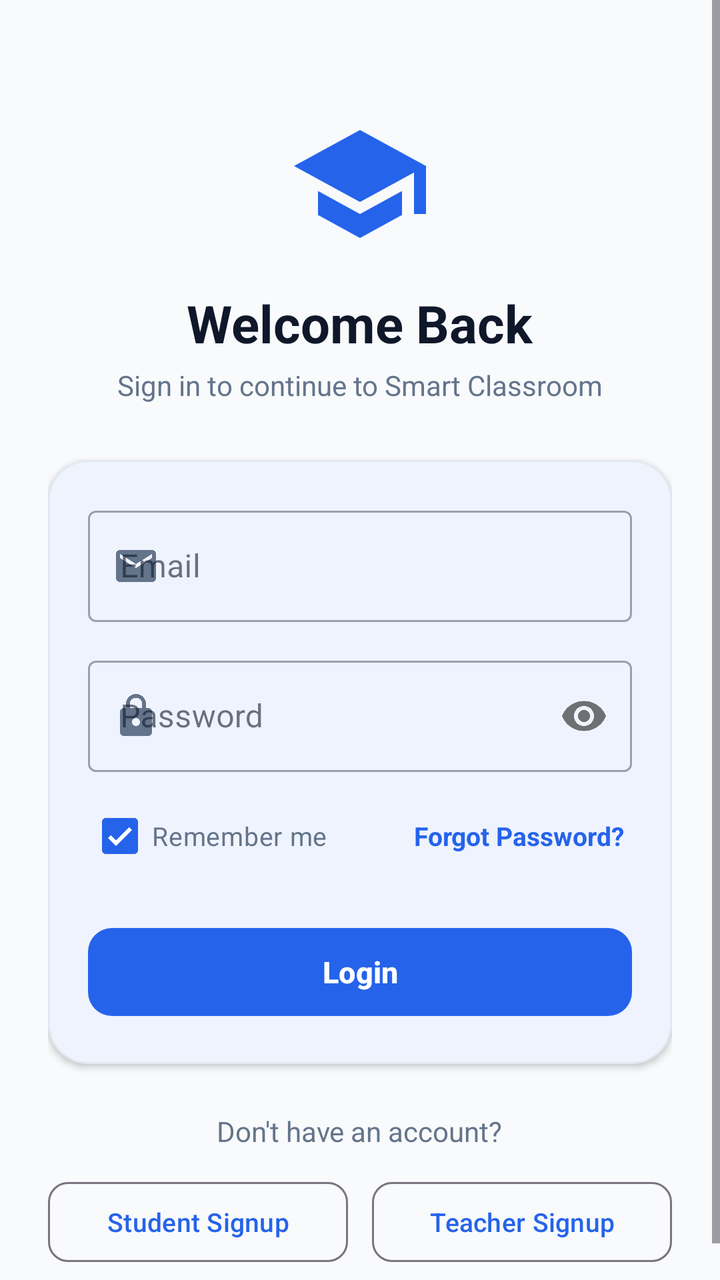
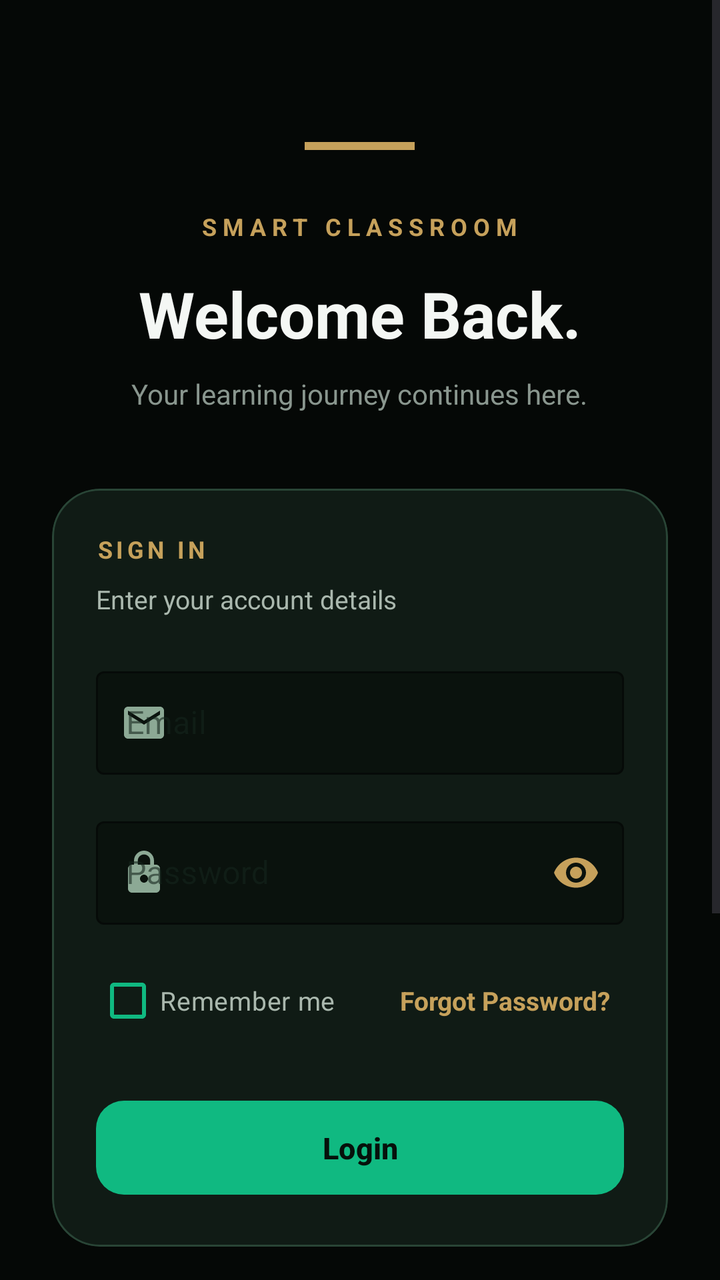

Two renders of the same Android screen: before a commit and after it. Below are the layout's source before the change and the commit's diff.
<!-- AndroidManifest.xml: application theme Theme.SmartClassroom -->
<!-- res/layout/activity_login.xml -->
<?xml version="1.0" encoding="utf-8"?>
<ScrollView
    xmlns:android="http://schemas.android.com/apk/res/android"
    xmlns:app="http://schemas.android.com/apk/res-auto"
    android:layout_width="match_parent"
    android:layout_height="match_parent"
    android:fillViewport="true"
    android:background="@color/background">

    <LinearLayout
        android:layout_width="match_parent"
        android:layout_height="wrap_content"
        android:orientation="vertical"
        android:padding="24dp"
        android:gravity="center_horizontal">

        <ImageView
            android:layout_width="72dp"
            android:layout_height="72dp"
            android:layout_marginTop="32dp"
            android:src="@drawable/ic_school"
            app:tint="@color/primary" />

        <TextView
            android:layout_width="wrap_content"
            android:layout_height="wrap_content"
            android:layout_marginTop="16dp"
            android:text="Welcome Back"
            android:textSize="26sp"
            android:textStyle="bold"
            android:textColor="@color/text_primary" />

        <TextView
            android:layout_width="wrap_content"
            android:layout_height="wrap_content"
            android:layout_marginTop="4dp"
            android:text="Sign in to continue to Smart Classroom"
            android:textSize="14sp"
            android:textColor="@color/text_secondary" />

        <com.google.android.material.card.MaterialCardView
            android:layout_width="match_parent"
            android:layout_height="wrap_content"
            android:layout_marginTop="28dp"
            app:cardCornerRadius="20dp"
            app:cardElevation="2dp"
            app:strokeColor="@color/divider"
            app:strokeWidth="1dp"
            app:cardBackgroundColor="@color/card_bg">

            <LinearLayout
                android:layout_width="match_parent"
                android:layout_height="wrap_content"
                android:orientation="vertical"
                android:padding="20dp">

                <com.google.android.material.textfield.TextInputLayout
                    android:id="@+id/tilEmail"
                    style="@style/Widget.MaterialComponents.TextInputLayout.OutlinedBox"
                    android:layout_width="match_parent"
                    android:layout_height="wrap_content"
                    android:hint="@string/email"
                    app:startIconDrawable="@drawable/ic_email"
                    app:startIconTint="@color/text_secondary">

                    <com.google.android.material.textfield.TextInputEditText
                        android:id="@+id/etEmail"
                        android:layout_width="match_parent"
                        android:layout_height="wrap_content"
                        android:inputType="textEmailAddress" />
                </com.google.android.material.textfield.TextInputLayout>

                <com.google.android.material.textfield.TextInputLayout
                    android:id="@+id/tilPassword"
                    style="@style/Widget.MaterialComponents.TextInputLayout.OutlinedBox"
                    android:layout_width="match_parent"
                    android:layout_height="wrap_content"
                    android:layout_marginTop="14dp"
                    android:hint="@string/password"
                    app:startIconDrawable="@drawable/ic_lock"
                    app:startIconTint="@color/text_secondary"
                    app:passwordToggleEnabled="true">

                    <com.google.android.material.textfield.TextInputEditText
                        android:id="@+id/etPassword"
                        android:layout_width="match_parent"
                        android:layout_height="wrap_content"
                        android:inputType="textPassword" />
                </com.google.android.material.textfield.TextInputLayout>

                <LinearLayout
                    android:layout_width="match_parent"
                    android:layout_height="wrap_content"
                    android:orientation="horizontal"
                    android:gravity="center_vertical"
                    android:layout_marginTop="8dp">

                    <CheckBox
                        android:id="@+id/cbRememberMe"
                        android:layout_width="0dp"
                        android:layout_height="wrap_content"
                        android:layout_weight="1"
                        android:text="@string/remember_me"
                        android:checked="true"
                        android:textColor="@color/text_secondary"
                        android:textSize="13sp" />

                    <TextView
                        android:id="@+id/tvForgotPassword"
                        android:layout_width="wrap_content"
                        android:layout_height="wrap_content"
                        android:text="@string/forgot_password"
                        android:textColor="@color/primary"
                        android:textStyle="bold"
                        android:textSize="13sp"
                        android:padding="4dp" />
                </LinearLayout>

                <com.google.android.material.button.MaterialButton
                    android:id="@+id/btnLogin"
                    android:layout_width="match_parent"
                    android:layout_height="52dp"
                    android:layout_marginTop="18dp"
                    android:text="@string/login"
                    android:textSize="15sp"
                    android:textStyle="bold"
                    app:cornerRadius="12dp" />

                <ProgressBar
                    android:id="@+id/progressBar"
                    android:layout_width="32dp"
                    android:layout_height="32dp"
                    android:layout_gravity="center"
                    android:layout_marginTop="12dp"
                    android:visibility="gone" />

            </LinearLayout>
        </com.google.android.material.card.MaterialCardView>

        <TextView
            android:layout_width="wrap_content"
            android:layout_height="wrap_content"
            android:layout_marginTop="24dp"
            android:text="Don't have an account?"
            android:textColor="@color/text_secondary"
            android:textSize="14sp" />

        <LinearLayout
            android:layout_width="match_parent"
            android:layout_height="wrap_content"
            android:orientation="horizontal"
            android:layout_marginTop="12dp">

            <com.google.android.material.button.MaterialButton
                android:id="@+id/btnGoStudentSignup"
                style="?attr/materialButtonOutlinedStyle"
                android:layout_width="0dp"
                android:layout_height="48dp"
                android:layout_weight="1"
                android:layout_marginEnd="6dp"
                android:text="Student Signup"
                android:textSize="13sp"
                app:cornerRadius="10dp" />

            <com.google.android.material.button.MaterialButton
                android:id="@+id/btnGoTeacherSignup"
                style="?attr/materialButtonOutlinedStyle"
                android:layout_width="0dp"
                android:layout_height="48dp"
                android:layout_weight="1"
                android:layout_marginStart="6dp"
                android:text="Teacher Signup"
                android:textSize="13sp"
                app:cornerRadius="10dp" />
        </LinearLayout>

    </LinearLayout>

</ScrollView>
<!-- resources referenced by this layout -->
<resources>
  <color name="background">#F8FAFC</color>
  <color name="card_bg">#FFFFFF</color>
  <color name="divider">#E2E8F0</color>
  <color name="primary">#2563EB</color>
  <color name="text_primary">#0F172A</color>
  <color name="text_secondary">#64748B</color>
  <!-- drawable ic_email (drawable) -->
  <vector xmlns:android="http://schemas.android.com/apk/res/android"
      android:width="24dp"
      android:height="24dp"
      android:viewportWidth="24"
      android:viewportHeight="24">
    <path
        android:fillColor="@color/text_secondary"
        android:pathData="M20,4H4c-1.1,0 -1.99,0.9 -1.99,2L2,18c0,1.1 0.9,2 2,2h16c1.1,0 2,-0.9 2,-2V6c0,-1.1 -0.9,-2 -2,-2zm0,4l-8,5 -8,-5V6l8,5 8,-5v2z"/>
  </vector>
  <!-- drawable ic_lock (drawable) -->
  <vector xmlns:android="http://schemas.android.com/apk/res/android"
      android:width="24dp"
      android:height="24dp"
      android:viewportWidth="24"
      android:viewportHeight="24">
    <path
        android:fillColor="@color/text_secondary"
        android:pathData="M18,8h-1V6c0,-2.76 -2.24,-5 -5,-5S7,3.24 7,6v2H6c-1.1,0 -2,0.9 -2,2v10c0,1.1 0.9,2 2,2h12c1.1,0 2,-0.9 2,-2V10c0,-1.1 -0.9,-2 -2,-2zm-6,9c-1.1,0 -2,-0.9 -2,-2s0.9,-2 2,-2 2,0.9 2,2 -0.9,2 -2,2zm3.1,-9H8.9V6c0,-1.71 1.39,-3.1 3.1,-3.1 1.71,0 3.1,1.39 3.1,3.1v2z"/>
  </vector>
  <!-- drawable ic_school (drawable) -->
  <vector xmlns:android="http://schemas.android.com/apk/res/android"
      android:width="24dp"
      android:height="24dp"
      android:viewportWidth="24"
      android:viewportHeight="24">
    <path
        android:fillColor="@color/primary"
        android:pathData="M5,13.18v4L12,21l7,-3.82v-4L12,17l-7,-3.82zM12,3L1,9l11,6 9,-4.91V17h2V9L12,3z"/>
  </vector>
  <string name="email">Email</string>
  <string name="forgot_password">Forgot Password?</string>
  <string name="login">Login</string>
  <string name="password">Password</string>
  <string name="remember_me">Remember me</string>
  <style name="Theme.SmartClassroom" parent="Theme.Material3.DayNight.NoActionBar">
          
          <item name="colorPrimary">@color/primary</item>
          <item name="colorPrimaryVariant">@color/primary_dark</item>
          <item name="colorOnPrimary">@color/white</item>
          
          <item name="colorSecondary">@color/secondary</item>
          <item name="colorSecondaryVariant">@color/secondary_light</item>
          <item name="colorOnSecondary">@color/white</item>
          
          <item name="android:statusBarColor">@color/background</item>
          <item name="android:windowLightStatusBar">true</item>
          <item name="android:windowBackground">@color/background</item>
          <item name="colorSurface">@color/surface</item>
          <item name="colorOnSurface">@color/text_primary</item>
      </style>
  <color name="primary_dark">#1D4ED8</color>
  <color name="white">#FFFFFFFF</color>
  <color name="secondary">#0F172A</color>
  <color name="secondary_light">#334155</color>
  <color name="surface">#FFFFFF</color>
</resources>

<!-- the commit's change to res/layout/activity_login.xml (unified diff, before → after) -->
@@ -1,58 +1,84 @@
 <?xml version="1.0" encoding="utf-8"?>
-<ScrollView
-    xmlns:android="http://schemas.android.com/apk/res/android"
+<ScrollView xmlns:android="http://schemas.android.com/apk/res/android"
     xmlns:app="http://schemas.android.com/apk/res-auto"
     android:layout_width="match_parent"
     android:layout_height="match_parent"
     android:fillViewport="true"
-    android:background="@color/background">
+    android:background="#050806">
 
     <LinearLayout
         android:layout_width="match_parent"
         android:layout_height="wrap_content"
         android:orientation="vertical"
-        android:padding="24dp"
-        android:gravity="center_horizontal">
-
-        <ImageView
-            android:layout_width="72dp"
-            android:layout_height="72dp"
-            android:layout_marginTop="32dp"
-            android:src="@drawable/ic_school"
-            app:tint="@color/primary" />
-
-        <TextView
-            android:layout_width="wrap_content"
-            android:layout_height="wrap_content"
-            android:layout_marginTop="16dp"
-            android:text="Welcome Back"
-            android:textSize="26sp"
-            android:textStyle="bold"
-            android:textColor="@color/text_primary" />
-
-        <TextView
-            android:layout_width="wrap_content"
-            android:layout_height="wrap_content"
-            android:layout_marginTop="4dp"
-            android:text="Sign in to continue to Smart Classroom"
-            android:textSize="14sp"
-            android:textColor="@color/text_secondary" />
+        android:gravity="center_horizontal"
+        android:padding="26dp">
+
+        <View
+            android:layout_width="55dp"
+            android:layout_height="4dp"
+            android:layout_marginTop="45dp"
+            android:background="#C6A15B" />
+
+        <TextView
+            android:layout_width="wrap_content"
+            android:layout_height="wrap_content"
+            android:layout_marginTop="30dp"
+            android:text="SMART CLASSROOM"
+            android:textColor="#C6A15B"
+            android:textSize="12sp"
+            android:letterSpacing="0.25"
+            android:textStyle="bold" />
+
+        <TextView
+            android:layout_width="wrap_content"
+            android:layout_height="wrap_content"
+            android:layout_marginTop="14dp"
+            android:text="Welcome Back."
+            android:textColor="#F4F7F4"
+            android:textSize="32sp"
+            android:textStyle="bold" />
+
+        <TextView
+            android:layout_width="wrap_content"
+            android:layout_height="wrap_content"
+            android:layout_marginTop="9dp"
+            android:text="Your learning journey continues here."
+            android:textColor="#89968E"
+            android:textSize="14sp" />
 
         <com.google.android.material.card.MaterialCardView
             android:layout_width="match_parent"
             android:layout_height="wrap_content"
-            android:layout_marginTop="28dp"
-            app:cardCornerRadius="20dp"
-            app:cardElevation="2dp"
-            app:strokeColor="@color/divider"
-            app:strokeWidth="1dp"
-            app:cardBackgroundColor="@color/card_bg">
+            android:layout_marginTop="38dp"
+            app:cardBackgroundColor="#101B15"
+            app:cardCornerRadius="24dp"
+            app:cardElevation="0dp"
+            app:strokeColor="#294536"
+            app:strokeWidth="1dp">
 
             <LinearLayout
                 android:layout_width="match_parent"
                 android:layout_height="wrap_content"
                 android:orientation="vertical"
-                android:padding="20dp">
+                android:padding="22dp">
+
+                <TextView
+                    android:layout_width="wrap_content"
+                    android:layout_height="wrap_content"
+                    android:text="SIGN IN"
+                    android:textColor="#C6A15B"
+                    android:textSize="12sp"
+                    android:textStyle="bold"
+                    android:letterSpacing="0.15" />
+
+                <TextView
+                    android:layout_width="wrap_content"
+                    android:layout_height="wrap_content"
+                    android:layout_marginTop="8dp"
+                    android:layout_marginBottom="22dp"
+                    android:text="Enter your account details"
+                    android:textColor="#AAB8AE"
+                    android:textSize="13sp" />
 
                 <com.google.android.material.textfield.TextInputLayout
                     android:id="@+id/tilEmail"
@@ -60,14 +86,21 @@
                     android:layout_width="match_parent"
                     android:layout_height="wrap_content"
                     android:hint="@string/email"
+                    app:boxBackgroundColor="#0A120D"
+                    app:boxStrokeColor="#47765A"
+                    app:hintTextColor="#C6A15B"
                     app:startIconDrawable="@drawable/ic_email"
-                    app:startIconTint="@color/text_secondary">
+                    app:startIconTint="#8CA995">
 
                     <com.google.android.material.textfield.TextInputEditText
                         android:id="@+id/etEmail"
                         android:layout_width="match_parent"
                         android:layout_height="wrap_content"
-                        android:inputType="textEmailAddress" />
+                        android:inputType="textEmailAddress"
+                        android:textColor="#F4F7F4"
+                        android:textColorHint="#718078"
+                        android:padding="15dp" />
+
                 </com.google.android.material.textfield.TextInputLayout>
 
                 <com.google.android.material.textfield.TextInputLayout
@@ -75,104 +108,126 @@
                     style="@style/Widget.MaterialComponents.TextInputLayout.OutlinedBox"
                     android:layout_width="match_parent"
                     android:layout_height="wrap_content"
-                    android:layout_marginTop="14dp"
+                    android:layout_marginTop="18dp"
                     android:hint="@string/password"
+                    app:boxBackgroundColor="#0A120D"
+                    app:boxStrokeColor="#47765A"
+                    app:hintTextColor="#C6A15B"
                     app:startIconDrawable="@drawable/ic_lock"
-                    app:startIconTint="@color/text_secondary"
-                    app:passwordToggleEnabled="true">
+                    app:startIconTint="#8CA995"
+                    app:passwordToggleEnabled="true"
+                    app:passwordToggleTint="#C6A15B">
 
                     <com.google.android.material.textfield.TextInputEditText
                         android:id="@+id/etPassword"
                         android:layout_width="match_parent"
                         android:layout_height="wrap_content"
-                        android:inputType="textPassword" />
+                        android:inputType="textPassword"
+                        android:textColor="#F4F7F4"
+                        android:textColorHint="#718078"
+                        android:padding="15dp" />
+
                 </com.google.android.material.textfield.TextInputLayout>
 
                 <LinearLayout
                     android:layout_width="match_parent"
                     android:layout_height="wrap_content"
-                    android:orientation="horizontal"
+                    android:layout_marginTop="14dp"
                     android:gravity="center_vertical"
-                    android:layout_marginTop="8dp">
+                    android:orientation="horizontal">
 
                     <CheckBox
                         android:id="@+id/cbRememberMe"
                         android:layout_width="0dp"
                         android:layout_height="wrap_content"
                         android:layout_weight="1"
+                        android:buttonTint="#10B981"
+                        android:checked="true"
                         android:text="@string/remember_me"
-                        android:checked="true"
-                        android:textColor="@color/text_secondary"
+                        android:textColor="#AAB8AE"
                         android:textSize="13sp" />
 
                     <TextView
                         android:id="@+id/tvForgotPassword"
                         android:layout_width="wrap_content"
                         android:layout_height="wrap_content"
+                        android:padding="7dp"
                         android:text="@string/forgot_password"
-                        android:textColor="@color/primary"
-                        android:textStyle="bold"
+                        android:textColor="#C6A15B"
                         android:textSize="13sp"
-                        android:padding="4dp" />
+                        android:textStyle="bold" />
+
                 </LinearLayout>
 
                 <com.google.android.material.button.MaterialButton
                     android:id="@+id/btnLogin"
                     android:layout_width="match_parent"
-                    android:layout_height="52dp"
-                    android:layout_marginTop="18dp"
+                    android:layout_height="55dp"
+                    android:layout_marginTop="22dp"
                     android:text="@string/login"
+                    android:textColor="#06110B"
                     android:textSize="15sp"
                     android:textStyle="bold"
-                    app:cornerRadius="12dp" />
+                    app:backgroundTint="#10B981"
+                    app:cornerRadius="14dp"
+                    app:elevation="0dp" />
 
                 <ProgressBar
                     android:id="@+id/progressBar"
-                    android:layout_width="32dp"
-                    android:layout_height="32dp"
+                    android:layout_width="30dp"
+                    android:layout_height="30dp"
                     android:layout_gravity="center"
-                    android:layout_marginTop="12dp"
+                    android:layout_marginTop="14dp"
+                    android:indeterminateTint="#C6A15B"
                     android:visibility="gone" />
 
             </LinearLayout>
+
         </com.google.android.material.card.MaterialCardView>
 
         <TextView
             android:layout_width="wrap_content"
             android:layout_height="wrap_content"
-            android:layout_marginTop="24dp"
-            android:text="Don't have an account?"
-            android:textColor="@color/text_secondary"
-            android:textSize="14sp" />
-
-        <LinearLayout
+            android:layout_marginTop="32dp"
+            android:text="NEW TO SMART CLASSROOM?"
+            android:textColor="#89968E"
+            android:textSize="11sp"
+            android:textStyle="bold"
+            android:letterSpacing="0.12" />
+
+        <com.google.android.material.button.MaterialButton
+            android:id="@+id/btnGoStudentSignup"
+            style="?attr/materialButtonOutlinedStyle"
             android:layout_width="match_parent"
-            android:layout_height="wrap_content"
-            android:orientation="horizontal"
-            android:layout_marginTop="12dp">
-
-            <com.google.android.material.button.MaterialButton
-                android:id="@+id/btnGoStudentSignup"
-                style="?attr/materialButtonOutlinedStyle"
-                android:layout_width="0dp"
-                android:layout_height="48dp"
-                android:layout_weight="1"
-                android:layout_marginEnd="6dp"
-                android:text="Student Signup"
-                android:textSize="13sp"
-                app:cornerRadius="10dp" />
-
-            <com.google.android.material.button.MaterialButton
-                android:id="@+id/btnGoTeacherSignup"
-                style="?attr/materialButtonOutlinedStyle"
-                android:layout_width="0dp"
-                android:layout_height="48dp"
-                android:layout_weight="1"
-                android:layout_marginStart="6dp"
-                android:text="Teacher Signup"
-                android:textSize="13sp"
-                app:cornerRadius="10dp" />
-        </LinearLayout>
+            android:layout_height="50dp"
+            android:layout_marginTop="18dp"
+            android:text="Student Signup"
+            android:textColor="#10B981"
+            app:strokeColor="#47765A"
+            app:strokeWidth="1dp"
+            app:cornerRadius="12dp" />
+
+        <com.google.android.material.button.MaterialButton
+            android:id="@+id/btnGoTeacherSignup"
+            style="?attr/materialButtonOutlinedStyle"
+            android:layout_width="match_parent"
+            android:layout_height="50dp"
+            android:layout_marginTop="12dp"
+            android:text="Teacher Signup"
+            android:textColor="#C6A15B"
+            app:strokeColor="#806B42"
+            app:strokeWidth="1dp"
+            app:cornerRadius="12dp" />
+
+        <TextView
+            android:layout_width="wrap_content"
+            android:layout_height="wrap_content"
+            android:layout_marginTop="35dp"
+            android:layout_marginBottom="22dp"
+            android:text="LEARN  •  GROW  •  ACHIEVE"
+            android:textColor="#64766B"
+            android:textSize="10sp"
+            android:letterSpacing="0.18" />
 
     </LinearLayout>
 
<!-- resource entries referenced after the edit -->
@@ -1,11 +1,9 @@
 <!-- resources referenced by this layout -->
 <resources>
-  <color name="background">#F8FAFC</color>
-  <color name="card_bg">#FFFFFF</color>
-  <color name="divider">#E2E8F0</color>
-  <color name="primary">#2563EB</color>
-  <color name="text_primary">#0F172A</color>
-  <color name="text_secondary">#64748B</color>
+  <color name="background">#F5F8F5</color>
+  <color name="primary">#047857</color>
+  <color name="text_primary">#14251D</color>
+  <color name="text_secondary">#64756B</color>
   <!-- drawable ic_email (drawable) -->
   <vector xmlns:android="http://schemas.android.com/apk/res/android"
       android:width="24dp"
@@ -26,41 +24,43 @@
         android:fillColor="@color/text_secondary"
         android:pathData="M18,8h-1V6c0,-2.76 -2.24,-5 -5,-5S7,3.24 7,6v2H6c-1.1,0 -2,0.9 -2,2v10c0,1.1 0.9,2 2,2h12c1.1,0 2,-0.9 2,-2V10c0,-1.1 -0.9,-2 -2,-2zm-6,9c-1.1,0 -2,-0.9 -2,-2s0.9,-2 2,-2 2,0.9 2,2 -0.9,2 -2,2zm3.1,-9H8.9V6c0,-1.71 1.39,-3.1 3.1,-3.1 1.71,0 3.1,1.39 3.1,3.1v2z"/>
   </vector>
-  <!-- drawable ic_school (drawable) -->
-  <vector xmlns:android="http://schemas.android.com/apk/res/android"
-      android:width="24dp"
-      android:height="24dp"
-      android:viewportWidth="24"
-      android:viewportHeight="24">
-    <path
-        android:fillColor="@color/primary"
-        android:pathData="M5,13.18v4L12,21l7,-3.82v-4L12,17l-7,-3.82zM12,3L1,9l11,6 9,-4.91V17h2V9L12,3z"/>
-  </vector>
   <string name="email">Email</string>
   <string name="forgot_password">Forgot Password?</string>
   <string name="login">Login</string>
   <string name="password">Password</string>
   <string name="remember_me">Remember me</string>
   <style name="Theme.SmartClassroom" parent="Theme.Material3.DayNight.NoActionBar">
+  
           
           <item name="colorPrimary">@color/primary</item>
           <item name="colorPrimaryVariant">@color/primary_dark</item>
           <item name="colorOnPrimary">@color/white</item>
+  
           
           <item name="colorSecondary">@color/secondary</item>
           <item name="colorSecondaryVariant">@color/secondary_light</item>
           <item name="colorOnSecondary">@color/white</item>
+  
+          
+          <item name="android:windowBackground">@color/background</item>
+          <item name="colorSurface">@color/surface</item>
+          <item name="colorOnSurface">@color/text_primary</item>
+  
           
           <item name="android:statusBarColor">@color/background</item>
           <item name="android:windowLightStatusBar">true</item>
-          <item name="android:windowBackground">@color/background</item>
-          <item name="colorSurface">@color/surface</item>
-          <item name="colorOnSurface">@color/text_primary</item>
+  
+          
+          <item name="android:navigationBarColor">@color/background</item>
+  
+          
+          <item name="android:windowActionModeOverlay">true</item>
+  
       </style>
-  <color name="primary_dark">#1D4ED8</color>
+  <color name="primary_dark">#064E3B</color>
   <color name="white">#FFFFFFFF</color>
-  <color name="secondary">#0F172A</color>
-  <color name="secondary_light">#334155</color>
+  <color name="secondary">#0F2922</color>
+  <color name="secondary_light">#365B4D</color>
   <color name="surface">#FFFFFF</color>
 </resources>
 
